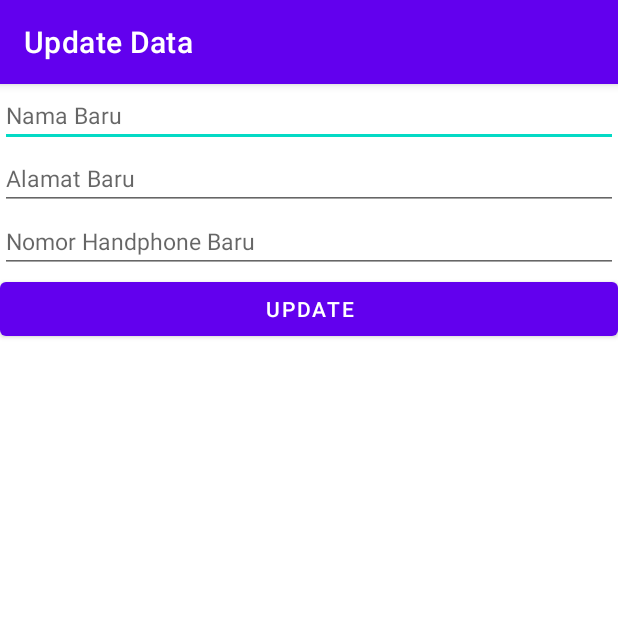
After one commit to rifkiabdillah68/RifkiAplDaftarTeman, an Android app: the UpdateData screen opened directly, with no data from a screen before it, on a phone screen of 412 x 824 dp, the top half of it. The commit adds this screen. Run offline under Robolectric (Android 15) with nearby library versions, the light colour scheme and no system bars; our stand-ins replace Firebase (no records; nobody signed in at launch, a user with empty details on screens opened directly); 3 statements that could not run were skipped.

Commit message:
aplikasi data teman

```diff
--- a/app/src/main/AndroidManifest.xml
+++ b/app/src/main/AndroidManifest.xml
@@ -9,8 +9,9 @@
         android:roundIcon="@mipmap/ic_launcher_round"
         android:supportsRtl="true"
         android:theme="@style/Theme.AplikasiDaftarTeman">
-        <activity android:name=".MyListData"></activity>
-        <activity android:name=".MainActivity"></activity>
+        <activity android:name=".UpdateData"></activity>
+        <activity android:name=".MyListData" />
+        <activity android:name=".MainActivity" />
         <activity android:name=".LoginActivity">
             <intent-filter>
                 <action android:name="android.intent.action.MAIN" />
--- a/app/src/main/java/com/example/aplikasidaftarteman/MyListData.kt
+++ b/app/src/main/java/com/example/aplikasidaftarteman/MyListData.kt
@@ -43,6 +43,7 @@ class MyListData : AppCompatActivity() {
             .addValueEventListener(object :ValueEventListener {
             override fun onDataChange(datasnapshot: DataSnapshot) {
                 if (datasnapshot.exists()) {
+                    dataTeman.clear()
                     for (snapshot in datasnapshot.children) {
                         val teman = snapshot.getValue(data_teman::class.java)
                         teman?.key = snapshot.key
--- /dev/null
+++ b/app/src/main/java/com/example/aplikasidaftarteman/UpdateData.kt
@@ -0,0 +1,80 @@
+package com.example.aplikasidaftarteman
+
+import androidx.appcompat.app.AppCompatActivity
+import android.os.Bundle
+import android.text.TextUtils
+import android.view.View
+import android.widget.Toast
+import com.google.firebase.auth.FirebaseAuth
+import com.google.firebase.database.DatabaseReference
+import com.google.firebase.database.FirebaseDatabase
+import kotlinx.android.synthetic.main.activity_update_data.*
+
+class UpdateData : AppCompatActivity() {
+    private var database: DatabaseReference? = null
+    private var auth: FirebaseAuth? = null
+    private var cekNama: String? = null
+    private var cekAlamat: String? = null
+    private var cekNoHP: String? = null
+
+    override fun onCreate(savedInstanceState: Bundle?) {
+        super.onCreate(savedInstanceState)
+        setContentView(R.layout.activity_update_data)
+        supportActionBar!!.title = "Update Data"
+
+        auth = FirebaseAuth.getInstance()
+        database = FirebaseDatabase.getInstance().reference
+        data
+        update.setOnClickListener(object : View.OnClickListener {
+            override fun onClick(v: View?) {
+                cekNama = new_nama.getText().toString()
+                cekAlamat = new_alamat.getText().toString()
+                cekNoHP = new_nohp.getText().toString()
+
+                if (isEmpty(cekNama!!) || isEmpty(cekAlamat!!) || isEmpty(cekNoHP!!)) {
+                    Toast.makeText(this@UpdateData,
+                        "Data Tidak Boleh Kosong",
+                        Toast.LENGTH_SHORT).show()
+                }else{
+                    val setdata_teman = data_teman()
+                    setdata_teman.nama = new_nama.getText().toString()
+                    setdata_teman.alamat = new_alamat.getText().toString()
+                    setdata_teman.noHp = new_nohp.getText().toString()
+                    updateTeman(setdata_teman)
+                }
+            }
+        })
+    }
+    private fun isEmpty(s: String): Boolean{
+        return TextUtils.isEmpty(s)
+    }
+
+    private val data: Unit
+    private get() {
+        val getNama = intent.extras!!.getString("dataNama")
+        val getAlamat = intent.extras!!.getString("dataAlamat")
+        val getNoHP = intent.extras!!.getString("dataNoHP")
+
+        new_nama!!.setText(getNama)
+        new_alamat!!.setText(getAlamat)
+        new_nohp!!.setText(getNoHP)
+    }
+
+    private fun updateTeman(teman: data_teman) {
+        val userID = auth!!.uid
+        val getKey = intent.extras!!.getString("getPrimaryKey")
+        database!!.child("Admin")
+            .child(userID!!)
+            .child("DataTeman")
+            .child(getKey!!)
+            .setValue(teman)
+            .addOnSuccessListener {
+                new_nama!!.setText("")
+                new_alamat!!.setText("")
+                new_nohp!!.setText("")
+                Toast.makeText(this@UpdateData, "Data Berhasil Diubah",
+                Toast.LENGTH_SHORT).show()
+                finish()
+            }
+    }
+}
--- /dev/null
+++ b/app/src/main/res/layout/activity_update_data.xml
@@ -0,0 +1,37 @@
+<?xml version="1.0" encoding="utf-8"?>
+<LinearLayout
+    xmlns:android="http://schemas.android.com/apk/res/android"
+    xmlns:app="http://schemas.android.com/apk/res-auto"
+    xmlns:tools="http://schemas.android.com/tools"
+    android:layout_width="match_parent"
+    android:layout_height="match_parent"
+    tools:context=".UpdateData"
+    android:orientation="vertical">
+    <EditText
+        android:layout_width="match_parent"
+        android:layout_height="wrap_content"
+        android:id="@+id/new_nama"
+        android:textSize="15sp"
+        android:hint="Nama Baru"
+        android:inputType="textPersonName" />
+    <EditText
+        android:layout_width="match_parent"
+        android:layout_height="wrap_content"
+        android:id="@+id/new_alamat"
+        android:textSize="15sp"
+        android:hint="Alamat Baru"
+        android:inputType="textPersonName" />
+    <EditText
+        android:layout_width="match_parent"
+        android:layout_height="wrap_content"
+        android:id="@+id/new_nohp"
+        android:textSize="15sp"
+        android:hint="Nomor Handphone Baru"
+        android:inputType="textPersonName" />
+    <Button
+        android:layout_width="match_parent"
+        android:layout_height="wrap_content"
+        android:id="@+id/update"
+        android:text="UPDATE" />
+
+</LinearLayout>
```
Also changed, not shown: app/src/main/java/com/example/aplikasidaftarteman/RecyclerViewAdapter.kt (+24 -0 lines).
